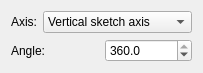
berndhahnebach/All_FreeCAD, file src/Mod/PartDesign/Gui/TaskRevolutionParameters.ui: the form before one commit.
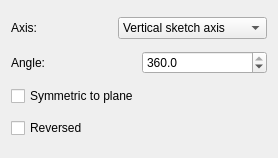
The form after the commit.

Commit message: Revolution feature: Midplane and Reversed options

```diff
--- a/src/Mod/PartDesign/Gui/TaskRevolutionParameters.ui
+++ b/src/Mod/PartDesign/Gui/TaskRevolutionParameters.ui
@@ -6,8 +6,8 @@
    <rect>
     <x>0</x>
     <y>0</y>
-    <width>182</width>
-    <height>68</height>
+    <width>278</width>
+    <height>158</height>
    </rect>
   </property>
   <property name="windowTitle">
@@ -54,7 +54,7 @@
         <number>1</number>
        </property>
        <property name="minimum">
-        <double>-360.000000000000000</double>
+        <double>0.000000000000000</double>
        </property>
        <property name="maximum">
         <double>360.000000000000000</double>
@@ -69,6 +69,23 @@
      </item>
     </layout>
    </item>
+   <item>
+    <widget class="QCheckBox" name="checkBoxMidplane">
+     <property name="enabled">
+      <bool>true</bool>
+     </property>
+     <property name="text">
+      <string>Symmetric to plane</string>
+     </property>
+    </widget>
+   </item>
+   <item>
+    <widget class="QCheckBox" name="checkBoxReversed">
+     <property name="text">
+      <string>Reversed</string>
+     </property>
+    </widget>
+   </item>
   </layout>
  </widget>
  <resources/>
```
The commit also changes 4 other files.
